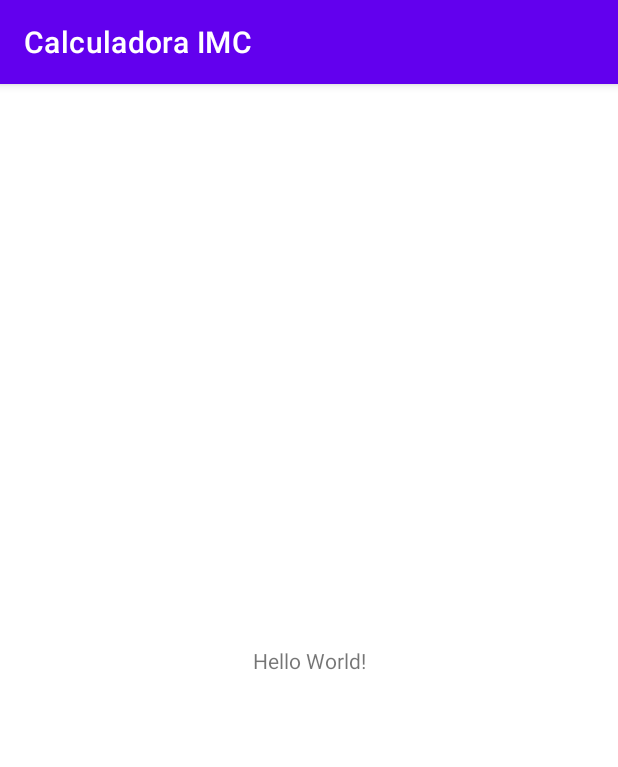
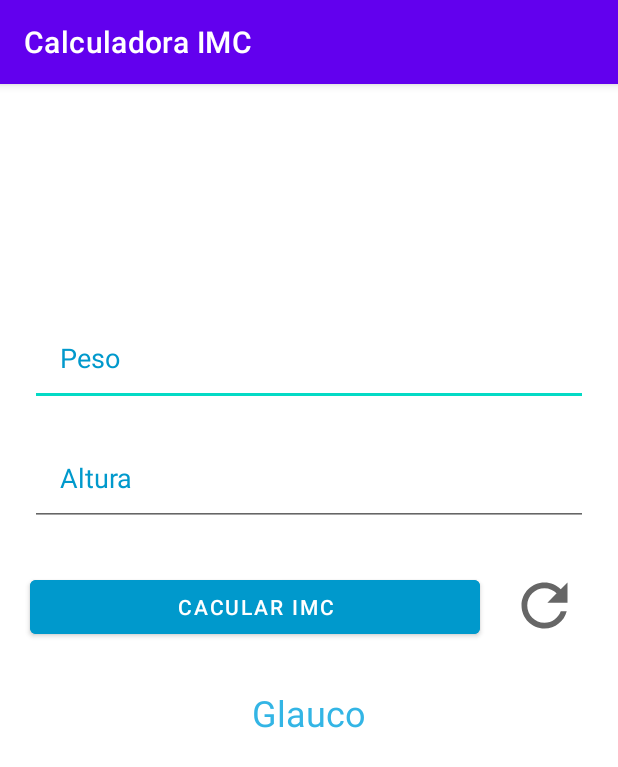
Before and after one commit to glaucohd/caculadora-imc, an Android app: the screen it shows after launch (MainActivity), on a phone screen of 412 x 824 dp. Shown: the top 767 px of the screen. Run offline under Robolectric (Android 15) with nearby library versions, the phone set to English and light mode, and no system bars.

Commit message:
configurando codigo da aplicação

```diff
--- a/app/build.gradle
+++ b/app/build.gradle
@@ -1,6 +1,7 @@
 plugins {
     id 'com.android.application'
     id 'kotlin-android'
+    id 'kotlin-android-extensions'
 }
 
 android {
--- a/app/src/main/java/com/glauco/calculadoraimc/MainActivity.kt
+++ b/app/src/main/java/com/glauco/calculadoraimc/MainActivity.kt
@@ -2,10 +2,60 @@ package com.glauco.calculadoraimc
 
 import androidx.appcompat.app.AppCompatActivity
 import android.os.Bundle
+import android.view.MotionEvent
+import android.widget.Button
+import android.widget.EditText
+import android.widget.ImageView
+import android.widget.TextView
+import kotlinx.android.synthetic.main.activity_main.*
+
 
 class MainActivity : AppCompatActivity() {
     override fun onCreate(savedInstanceState: Bundle?) {
         super.onCreate(savedInstanceState)
         setContentView(R.layout.activity_main)
+
+
+        lateinit var peso: EditText
+        lateinit var altura: EditText
+        lateinit var resultado: TextView
+
+
+        var calcular = findViewById<Button>(R.id.bt_calcular)
+        var deletar = findViewById<ImageView>(R.id.icone_limpar)
+
+        calcular.setOnClickListener {
+            peso = findViewById(R.id.edit_peso)
+            val pesoInt = Integer.parseInt(peso.text.toString())
+
+            altura = findViewById(R.id.edit_altura)
+            var alturaFloat = java.lang.Float.parseFloat((altura.text.toString()))
+
+
+            resultado = findViewById(R.id.mensagem)
+            val imc = pesoInt / (alturaFloat * alturaFloat)
+
+            val mensagem = when {
+                imc <= 18.5 -> "Peso baixo"
+                imc <= 24.9 -> "Peso normal"
+                imc <= 29.9 -> "Sobrepeso"
+                imc <= 34.9 -> "Obesidade (Grau 1)"
+                imc <= 39.9 -> "Obesidade (Grau 2)"
+                else -> "Obesidade Mórbida (Grau 3)"
+
+            }
+
+            resultado.text = "IMC:" + imc.toString() + "\n" + mensagem
+        }
+
+        deletar.setOnTouchListener { v, event ->
+            if (event.action == MotionEvent.ACTION_DOWN) {
+                peso.setText("")
+                altura.setText("")
+                mensagem.setText("")
+            }
+            false
+        }
+
     }
 }
--- /dev/null
+++ b/app/src/main/res/drawable/ic_refresh.xml
@@ -0,0 +1,10 @@
+<vector xmlns:android="http://schemas.android.com/apk/res/android"
+    android:width="24dp"
+    android:height="24dp"
+    android:viewportWidth="24"
+    android:viewportHeight="24"
+    android:tint="?attr/colorControlNormal">
+  <path
+      android:fillColor="@android:color/white"
+      android:pathData="M17.65,6.35C16.2,4.9 14.21,4 12,4c-4.42,0 -7.99,3.58 -7.99,8s3.57,8 7.99,8c3.73,0 6.84,-2.55 7.73,-6h-2.08c-0.82,2.33 -3.04,4 -5.65,4 -3.31,0 -6,-2.69 -6,-6s2.69,-6 6,-6c1.66,0 3.14,0.69 4.22,1.78L13,11h7V4l-2.35,2.35z"/>
+</vector>
--- a/app/src/main/res/layout/activity_main.xml
+++ b/app/src/main/res/layout/activity_main.xml
@@ -1,18 +1,76 @@
 <?xml version="1.0" encoding="utf-8"?>
-<androidx.constraintlayout.widget.ConstraintLayout xmlns:android="http://schemas.android.com/apk/res/android"
+<RelativeLayout xmlns:android="http://schemas.android.com/apk/res/android"
     xmlns:app="http://schemas.android.com/apk/res-auto"
     xmlns:tools="http://schemas.android.com/tools"
     android:layout_width="match_parent"
     android:layout_height="match_parent"
     tools:context=".MainActivity">
 
+    <EditText
+        android:id="@+id/edit_peso"
+        android:layout_width="match_parent"
+        android:layout_height="wrap_content"
+        android:layout_marginTop="150dp"
+        android:layout_marginLeft="20dp"
+        android:layout_marginStart="20dp"
+        android:layout_marginEnd="20dp"
+        android:hint="Peso"
+        android:textColorHint="@color/AzulEscuro"
+        android:textColor="@color/AzulEscuro"
+        android:padding="20dp"
+        />
+
+    <EditText
+        android:id="@+id/edit_altura"
+        android:layout_width="match_parent"
+        android:layout_height="wrap_content"
+        android:layout_marginTop="15dp"
+        android:layout_marginStart="20dp"
+        android:layout_marginEnd="20dp"
+        android:layout_below="@id/edit_peso"
+        android:hint="Altura"
+        android:textColorHint="@color/AzulEscuro"
+        android:textColor="@color/AzulEscuro"
+        android:padding="20dp"
+        />
+
+    <Button
+        android:id="@+id/bt_calcular"
+        android:layout_width="300dp"
+        android:layout_height="wrap_content"
+        android:text="Cacular IMC"
+        android:textColor="@color/Branco"
+        android:backgroundTint="@color/AzulEscuro"
+        android:layout_below="@id/edit_altura"
+        android:layout_marginTop="30dp"
+        android:layout_marginStart="20dp"
+        android:layout_marginEnd="20dp"
+        />
+
+    <ImageView
+        android:id="@+id/icone_limpar"
+        android:layout_width="46dp"
+        android:layout_height="46dp"
+        android:src="@drawable/ic_refresh"
+        android:layout_toEndOf="@id/bt_calcular"
+        android:layout_below="@id/edit_altura"
+        android:layout_marginTop="30dp"
+        android:layout_marginEnd="10dp"
+        />
+
     <TextView
-        android:layout_width="wrap_content"
+        android:id="@+id/mensagem"
+        android:layout_width="match_parent"
         android:layout_height="wrap_content"
-        android:text="Hello World!"
-        app:layout_constraintBottom_toBottomOf="parent"
-        app:layout_constraintLeft_toLeftOf="parent"
-        app:layout_constraintRight_toRightOf="parent"
-        app:layout_constraintTop_toTopOf="parent" />
+        android:text="Glauco"
+        android:layout_below="@id/bt_calcular"
+        android:layout_marginTop="30dp"
+        android:textColor="@color/AzulClaro"
+        android:textSize="24sp"
+        android:gravity="center"
+        android:layout_marginStart="20dp"
+        android:layout_marginEnd="20dp"
+        />
 
-</androidx.constraintlayout.widget.ConstraintLayout>
+
+</RelativeLayout>
--- a/app/src/main/res/values/colors.xml
+++ b/app/src/main/res/values/colors.xml
@@ -7,4 +7,8 @@
     <color name="teal_700">#FF018786</color>
     <color name="black">#FF000000</color>
     <color name="white">#FFFFFFFF</color>
+
+    <color name="AzulClaro">#33b5e5</color>
+    <color name="AzulEscuro">#0099cc</color>
+    <color name="Branco">#ffffff</color>
 </resources>
```
